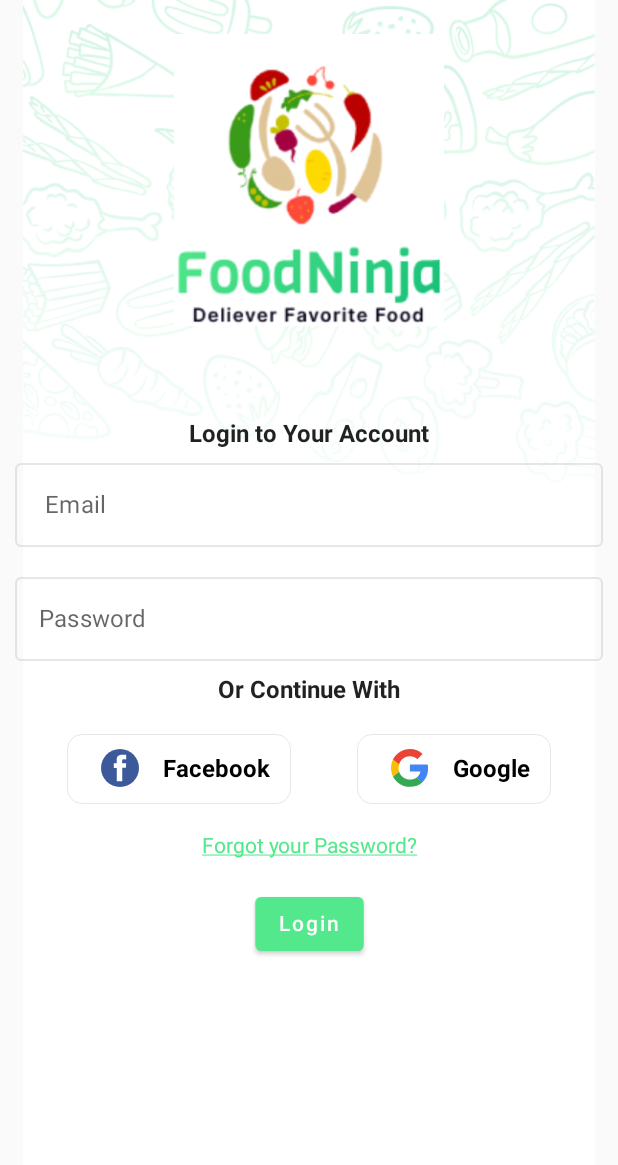
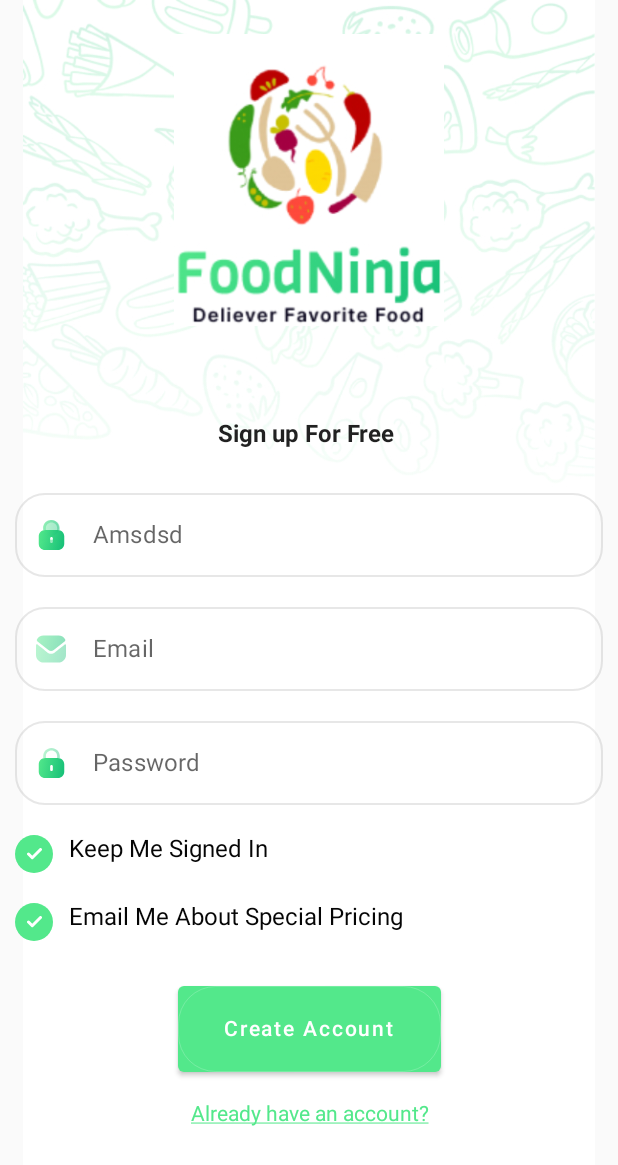
Before and after one commit to Aslmmon/Jetpack_compose_learning, an Android app built with Jetpack Compose: the screen it shows after launch (NinjaApp before the commit, SignUpActivity after it), after a tap on "Login", on a phone screen of 412 x 824 dp. Shown: the top 1165 px of the screen. Run offline under Robolectric (Android 15) with nearby library versions, the phone set to English and light mode, and no system bars.

Commit message:
added signupScreenImplementation for UI

```diff
--- a/app/src/main/java/com/example/playingwithcompose/foodNinjaApp/components/AppButton.kt
+++ b/app/src/main/java/com/example/playingwithcompose/foodNinjaApp/components/AppButton.kt
@@ -3,6 +3,7 @@ package com.example.playingwithcompose.foodNinjaApp.components
 import androidx.compose.foundation.BorderStroke
 import androidx.compose.foundation.border
 import androidx.compose.foundation.layout.padding
+import androidx.compose.foundation.layout.size
 import androidx.compose.foundation.shape.RoundedCornerShape
 import androidx.compose.material.Button
 import androidx.compose.material.ButtonDefaults
@@ -20,19 +21,20 @@ import com.example.playingwithcompose.ui.theme.AppColorWhite
 @Composable
 fun AppButton(
     modifier: Modifier = Modifier,
-    text: String,
+    text: String="",
     backgroundColor: Color = AppColorPrimary,
     textColor: Color = AppColorWhite,
-    onButtonClick: () -> Unit,
+    onButtonClick: () -> Unit={},
 ) {
     Button(
         onClick = onButtonClick,
         colors = ButtonDefaults.buttonColors(backgroundColor = backgroundColor),
         modifier = modifier
-            .padding(top = 20.dp)
+            .padding(top = 20.dp).
+            size(height = 57.dp, width = 175.dp)
             .border(
                 border = BorderStroke(0.5.dp, color = Color.White.copy(alpha = 0.2f)),
-                shape = RoundedCornerShape(10.dp)
+                shape = RoundedCornerShape(25.dp)
             )
     )
 
--- a/app/src/main/java/com/example/playingwithcompose/foodNinjaApp/components/AppEditText.kt
+++ b/app/src/main/java/com/example/playingwithcompose/foodNinjaApp/components/AppEditText.kt
@@ -1,7 +1,10 @@
 package com.example.playingwithcompose.foodNinjaApp.components
 
+import androidx.compose.foundation.layout.Row
+import androidx.compose.foundation.layout.Spacer
 import androidx.compose.foundation.layout.fillMaxWidth
 import androidx.compose.foundation.layout.padding
+import androidx.compose.foundation.shape.RoundedCornerShape
 import androidx.compose.material.OutlinedTextField
 import androidx.compose.material.Text
 import androidx.compose.material.TextFieldDefaults
@@ -11,16 +14,24 @@ import androidx.compose.runtime.mutableStateOf
 import androidx.compose.runtime.remember
 import androidx.compose.ui.Modifier
 import androidx.compose.ui.graphics.Color
+import androidx.compose.ui.tooling.preview.Preview
 import androidx.compose.ui.unit.dp
+import com.example.playingwithcompose.R
 
+@Preview(name = "EditText")
 @Composable
- fun AppEditText(hintEditText: String): String {
+fun AppEditText(
+    hintEditText: String = "test",
+    leadingIcon: @Composable (() -> Unit)? = null
+): String {
     val value by remember { mutableStateOf("") }
+    Row {
         OutlinedTextField(
             value = value,
             onValueChange = {
 
             },
+            shape= RoundedCornerShape(20.dp),
             modifier = Modifier
                 .fillMaxWidth()
                 .padding(10.dp),
@@ -30,8 +41,11 @@ import androidx.compose.ui.unit.dp
             ),
             placeholder = { Text(text = hintEditText) },
             maxLines = 1,
+            leadingIcon = leadingIcon,
+
             singleLine = true
         )
+    }
 
     return value
 }
--- /dev/null
+++ b/app/src/main/java/com/example/playingwithcompose/foodNinjaApp/components/AppImageLoaders.kt
@@ -0,0 +1,11 @@
+package com.example.playingwithcompose.foodNinjaApp.components
+
+import androidx.compose.foundation.Image
+import androidx.compose.runtime.Composable
+import androidx.compose.ui.graphics.vector.ImageVector
+import androidx.compose.ui.res.vectorResource
+
+@Composable
+fun AppImageLoaderSVG(resource:Int){
+    return Image(imageVector = ImageVector.vectorResource(id = resource), contentDescription ="" )
+}
--- a/app/src/main/java/com/example/playingwithcompose/foodNinjaApp/components/AppTextFields.kt
+++ b/app/src/main/java/com/example/playingwithcompose/foodNinjaApp/components/AppTextFields.kt
@@ -1,12 +1,75 @@
 package com.example.playingwithcompose.foodNinjaApp.components
 
+import androidx.compose.foundation.background
+import androidx.compose.foundation.clickable
+import androidx.compose.foundation.layout.*
+import androidx.compose.foundation.shape.CircleShape
 import androidx.compose.material.Text
 import androidx.compose.runtime.Composable
+import androidx.compose.ui.Alignment
 import androidx.compose.ui.Modifier
+import androidx.compose.ui.draw.clip
+import androidx.compose.ui.graphics.Color
+import androidx.compose.ui.text.TextStyle
 import androidx.compose.ui.text.font.FontWeight
+import androidx.compose.ui.text.style.TextAlign
+import androidx.compose.ui.text.style.TextDecoration
+import androidx.compose.ui.tooling.preview.Preview
+import androidx.compose.ui.unit.dp
+import com.example.playingwithcompose.R
+import com.example.playingwithcompose.ui.theme.AppColorBlack
+import com.example.playingwithcompose.ui.theme.AppColorPrimary
+import com.example.playingwithcompose.ui.theme.AppColorWhite
 
 
 @Composable
-fun AppBoldedTextField(modifier: Modifier=Modifier,text:String){
+fun AppBoldedTextField(modifier: Modifier = Modifier, text: String) {
     return Text(text = text, fontWeight = FontWeight.Bold, modifier = modifier)
 }
+
+@Preview
+@Composable
+fun AppTextWithIcon(
+    modifier: Modifier = Modifier,
+    title: String = "",
+    textColor: Color = AppColorBlack
+) {
+    return Row(
+        horizontalArrangement = Arrangement.Start,
+        modifier = modifier
+            .fillMaxWidth()
+            .padding(10.dp)
+    ) {
+        Box(
+            modifier = Modifier
+                .size(25.dp, 25.dp)
+                .clip(CircleShape)
+                .background(AppColorPrimary), contentAlignment = Alignment.Center
+        ) {
+            AppImageLoaderSVG(R.drawable.right_icon)
+        }
+        Spacer(modifier = modifier.padding(horizontal = 5.dp))
+        Text(text = title, textAlign = TextAlign.Center, color = textColor)
+    }
+}
+
+@Composable
+fun AppTextUnderlined(
+    text: String,
+    textColor: Color = AppColorPrimary,
+    onTextClicked: () -> Unit = {},
+    modifier: Modifier = Modifier
+) {
+    Text(
+        text = text,
+        textAlign = TextAlign.Center,
+        color = textColor,
+        style = TextStyle(textDecoration = TextDecoration.Underline),
+        modifier = modifier
+            .padding(top = 20.dp)
+            .clickable {
+                onTextClicked.invoke()
+            },
+
+        )
+}
--- a/app/src/main/java/com/example/playingwithcompose/foodNinjaApp/extension/ActivityExt.kt
+++ b/app/src/main/java/com/example/playingwithcompose/foodNinjaApp/extension/ActivityExt.kt
@@ -1,7 +1,10 @@
 package com.example.playingwithcompose.foodNinjaApp.extension
 
 import android.app.Activity
+import android.content.Context
 import android.view.WindowManager
+import androidx.compose.runtime.Composable
+import androidx.compose.ui.platform.LocalContext
 import androidx.core.view.WindowCompat
 
 fun Activity.removeTopBar(){
@@ -11,3 +14,8 @@ fun Activity.removeTopBar(){
         WindowManager.LayoutParams.FLAG_LAYOUT_NO_LIMITS
     )
 }
+
+@Composable
+fun Composable.getComposableContext(): Context {
+    return LocalContext.current
+}
--- a/app/src/main/java/com/example/playingwithcompose/foodNinjaApp/feature/auth/login/LoginScreen.kt
+++ b/app/src/main/java/com/example/playingwithcompose/foodNinjaApp/feature/auth/login/LoginScreen.kt
@@ -1,27 +1,31 @@
 package com.example.playingwithcompose.foodNinjaApp.feature.auth.login
 
+import android.app.Activity
+import android.content.Context
+import android.content.Intent
 import android.util.Log
 import androidx.compose.foundation.layout.*
 import androidx.compose.material.Text
 import androidx.compose.runtime.Composable
 import androidx.compose.ui.Modifier
+import androidx.compose.ui.platform.LocalContext
 import androidx.compose.ui.text.TextStyle
 import androidx.compose.ui.text.style.TextAlign
 import androidx.compose.ui.text.style.TextDecoration
 import androidx.compose.ui.tooling.preview.Preview
 import androidx.compose.ui.unit.dp
 import com.example.playingwithcompose.R
-import com.example.playingwithcompose.foodNinjaApp.components.AppBoldedTextField
-import com.example.playingwithcompose.foodNinjaApp.components.AppButton
-import com.example.playingwithcompose.foodNinjaApp.components.AppEditText
-import com.example.playingwithcompose.foodNinjaApp.components.socialMediaButtons
+import com.example.playingwithcompose.foodNinjaApp.components.*
+import com.example.playingwithcompose.foodNinjaApp.feature.auth.signUp.SignUpActivity
 import com.example.playingwithcompose.ui.theme.AppColorPrimary
 
 
 @Preview("loginContent")
 @Composable
- fun ShowLoginPageContent() {
-    AppBoldedTextField(text = "Login to Your Account", modifier = Modifier.padding(top = 60.dp))
+fun ShowLoginPageContent() {
+    val context = LocalContext.current
+
+    AppBoldedTextField(text = "Login to Your Account", modifier = Modifier.padding(top = 30.dp))
     AppEditText(" Email")
     AppEditText("Password")
     AppBoldedTextField(text = "Or Continue With")
@@ -35,16 +39,18 @@ import com.example.playingwithcompose.ui.theme.AppColorPrimary
         socialMediaButtons(R.drawable.google_icons, "Google")
 
     }
-    Text(
-        text = "Forgot your Password?",
-        textAlign = TextAlign.Center,
-        color = AppColorPrimary,
-        style = TextStyle(textDecoration = TextDecoration.Underline),
-        modifier = Modifier.padding(top = 20.dp),
-    )
+    AppTextUnderlined(text = "Forgot your Password?", onTextClicked = {
+        /**
+         * navigate to Forget Password
+         */
+    })
 
     AppButton(text = "Login", onButtonClick = {
         Log.e("click", "eror,click")
+        with(context) {
+            startActivity(Intent(this, SignUpActivity::class.java))
+            (this as Activity).finish()
+        }
     })
 
 
--- /dev/null
+++ b/app/src/main/java/com/example/playingwithcompose/foodNinjaApp/feature/auth/signUp/SignUpActivity.kt
@@ -0,0 +1,75 @@
+package com.example.playingwithcompose.foodNinjaApp.feature.auth.signUp
+
+import android.os.Bundle
+import androidx.activity.ComponentActivity
+import androidx.activity.compose.setContent
+import androidx.compose.foundation.layout.fillMaxWidth
+import androidx.compose.foundation.layout.padding
+import androidx.compose.runtime.Composable
+import androidx.compose.ui.Modifier
+import androidx.compose.ui.tooling.preview.Preview
+import androidx.compose.ui.unit.dp
+import com.example.playingwithcompose.R
+import com.example.playingwithcompose.foodNinjaApp.components.*
+import com.example.playingwithcompose.foodNinjaApp.extension.removeTopBar
+import com.example.playingwithcompose.ui.theme.PlayingWithComposeTheme
+
+class SignUpActivity : ComponentActivity() {
+    override fun onCreate(savedInstanceState: Bundle?) {
+        super.onCreate(savedInstanceState)
+        removeTopBar()
+        setContent {
+            PlayingWithComposeTheme() {
+                ShowAppLayoutWithLogo {
+                    AppBoldedTextField(text = "Sign up For Free ",
+                        modifier = Modifier.padding(top = 60.dp, bottom = 20.dp))
+
+                    AppEditText(hintEditText = "Amsdsd", leadingIcon = {                AppImageLoaderSVG(resource = R.drawable.lock)
+                        AppImageLoaderSVG(resource = R.drawable.profile)
+                    })
+                    AppEditText(hintEditText = "Email", leadingIcon = {
+                        AppImageLoaderSVG(resource = R.drawable.message)
+                    })
+                    AppEditText(hintEditText = "Password", leadingIcon = {
+                        AppImageLoaderSVG(resource = R.drawable.lock)
+                    })
+                    AppTextWithIcon(title="Keep Me Signed In")
+                    AppTextWithIcon(title="Email Me About Special Pricing")
+                    AppButton(text = "Create Account", onButtonClick = {
+
+                    })
+                    AppTextUnderlined("Already have an account?", onTextClicked = {
+
+                    })                }
+            }
+
+        }
+    }
+}
+
+@Preview(name = "SignUpScreen")
+@Composable
+fun ShowSignUp() {
+    ShowAppLayoutWithLogo {
+        AppBoldedTextField(text = "Sign up For Free ",
+            modifier = Modifier.padding(top = 30.dp, bottom = 20.dp))
+
+        AppEditText(hintEditText = "Amsdsd", leadingIcon = {                AppImageLoaderSVG(resource = R.drawable.lock)
+            AppImageLoaderSVG(resource = R.drawable.profile)
+        })
+        AppEditText(hintEditText = "Email", leadingIcon = {
+            AppImageLoaderSVG(resource = R.drawable.message)
+        })
+        AppEditText(hintEditText = "Password", leadingIcon = {
+            AppImageLoaderSVG(resource = R.drawable.lock)
+        })
+        AppTextWithIcon(title="Keep Me Signed In")
+        AppTextWithIcon(title="Email Me About Special Pricing")
+        AppButton(text = "Create Account", onButtonClick = {
+
+        })
+        AppTextUnderlined("Already have an account?", onTextClicked = {
+
+        })
+    }
+}
--- a/app/src/main/java/com/example/playingwithcompose/ui/theme/Color.kt
+++ b/app/src/main/java/com/example/playingwithcompose/ui/theme/Color.kt
@@ -8,3 +8,4 @@ val Purple700 = Color(0xFF3700B3)
 val Teal200 = Color(0xFF03DAC5)
 val AppColorPrimary = Color(0xFF53E88B)
 val AppColorWhite = Color(0xFFFFFFFF)
+val AppColorBlack = Color(0xFF050505)
--- /dev/null
+++ b/app/src/main/res/drawable/lock.xml
@@ -0,0 +1,38 @@
+<vector xmlns:android="http://schemas.android.com/apk/res/android"
+    xmlns:aapt="http://schemas.android.com/aapt"
+    android:width="18dp"
+    android:height="20dp"
+    android:viewportWidth="18"
+    android:viewportHeight="20">
+  <path
+      android:pathData="M4.769,6.714H13.231C15.589,6.714 17.5,8.583 17.5,10.889V15.825C17.5,18.131 15.589,20 13.231,20H4.769C2.411,20 0.5,18.131 0.5,15.825V10.889C0.5,8.583 2.411,6.714 4.769,6.714ZM8.995,15.329C9.493,15.329 9.889,14.942 9.889,14.455V12.249C9.889,11.772 9.493,11.384 8.995,11.384C8.507,11.384 8.111,11.772 8.111,12.249V14.455C8.111,14.942 8.507,15.329 8.995,15.329Z"
+      android:fillType="evenOdd">
+    <aapt:attr name="android:fillColor">
+      <gradient
+          android:startX="0.5"
+          android:startY="5.898"
+          android:endX="19.836"
+          android:endY="9.731"
+          android:type="linear">
+        <item android:offset="0" android:color="#FF53E88B"/>
+        <item android:offset="1" android:color="#FF15BE77"/>
+      </gradient>
+    </aapt:attr>
+  </path>
+  <path
+      android:pathData="M14.523,5.396V6.867C14.167,6.767 13.791,6.718 13.405,6.718H12.745V5.396C12.745,3.379 11.068,1.739 9.005,1.739C6.943,1.739 5.266,3.369 5.256,5.376V6.718H4.605C4.209,6.718 3.833,6.767 3.478,6.877V5.396C3.488,2.415 5.957,0 8.985,0C12.054,0 14.523,2.415 14.523,5.396Z"
+      android:strokeAlpha="0.4"
+      android:fillAlpha="0.4">
+    <aapt:attr name="android:fillColor">
+      <gradient
+          android:startX="3.478"
+          android:startY="-0.422"
+          android:endX="15.773"
+          android:endY="2.638"
+          android:type="linear">
+        <item android:offset="0" android:color="#FF53E88B"/>
+        <item android:offset="1" android:color="#FF15BE77"/>
+      </gradient>
+    </aapt:attr>
+  </path>
+</vector>
--- /dev/null
+++ b/app/src/main/res/drawable/message.xml
@@ -0,0 +1,39 @@
+<vector xmlns:android="http://schemas.android.com/apk/res/android"
+    xmlns:aapt="http://schemas.android.com/aapt"
+    android:width="24dp"
+    android:height="24dp"
+    android:viewportWidth="24"
+    android:viewportHeight="24">
+  <path
+      android:pathData="M22,15.94C22,18.73 19.76,20.99 16.97,21H16.96H7.05C4.27,21 2,18.75 2,15.96V15.95C2,15.95 2.006,11.524 2.014,9.298C2.015,8.88 2.495,8.646 2.822,8.906C5.198,10.791 9.447,14.228 9.5,14.273C10.21,14.842 11.11,15.163 12.03,15.163C12.95,15.163 13.85,14.842 14.56,14.262C14.613,14.227 18.767,10.893 21.179,8.977C21.507,8.716 21.989,8.95 21.99,9.367C22,11.576 22,15.94 22,15.94Z"
+      android:strokeAlpha="0.4"
+      android:fillAlpha="0.4">
+    <aapt:attr name="android:fillColor">
+      <gradient
+          android:startX="2"
+          android:startY="8.048"
+          android:endX="24.21"
+          android:endY="13.688"
+          android:type="linear">
+        <item android:offset="0" android:color="#FF53E88B"/>
+        <item android:offset="1" android:color="#FF15BE77"/>
+      </gradient>
+    </aapt:attr>
+  </path>
+  <path
+      android:pathData="M21.476,5.674C20.61,4.042 18.906,3 17.03,3H7.05C5.174,3 3.47,4.042 2.604,5.674C2.41,6.039 2.502,6.494 2.825,6.752L10.25,12.691C10.77,13.111 11.4,13.32 12.03,13.32C12.034,13.32 12.037,13.32 12.04,13.32C12.043,13.32 12.047,13.32 12.05,13.32C12.68,13.32 13.31,13.111 13.83,12.691L21.255,6.752C21.578,6.494 21.67,6.039 21.476,5.674Z"
+      android:strokeAlpha="0.5"
+      android:fillAlpha="0.5">
+    <aapt:attr name="android:fillColor">
+      <gradient
+          android:startX="2.503"
+          android:startY="2.366"
+          android:endX="23.342"
+          android:endY="8.333"
+          android:type="linear">
+        <item android:offset="0" android:color="#FF53E88B"/>
+        <item android:offset="1" android:color="#FF15BE77"/>
+      </gradient>
+    </aapt:attr>
+  </path>
+</vector>
--- /dev/null
+++ b/app/src/main/res/drawable/profile.xml
@@ -0,0 +1,39 @@
+<vector xmlns:android="http://schemas.android.com/apk/res/android"
+    xmlns:aapt="http://schemas.android.com/aapt"
+    android:width="24dp"
+    android:height="24dp"
+    android:viewportWidth="24"
+    android:viewportHeight="24">
+  <path
+      android:pathData="M11.997,15.175C7.684,15.175 4,15.855 4,18.575C4,21.296 7.661,22 11.997,22C16.31,22 19.994,21.321 19.994,18.6C19.994,15.879 16.334,15.175 11.997,15.175Z"
+      android:strokeAlpha="0.5"
+      android:fillAlpha="0.5">
+    <aapt:attr name="android:fillColor">
+      <gradient
+          android:startX="4"
+          android:startY="14.755"
+          android:endX="20.705"
+          android:endY="20.821"
+          android:type="linear">
+        <item android:offset="0" android:color="#FF53E88B"/>
+        <item android:offset="1" android:color="#FF15BE77"/>
+      </gradient>
+    </aapt:attr>
+  </path>
+  <path
+      android:pathData="M11.997,12.584C14.935,12.584 17.289,10.229 17.289,7.292C17.289,4.355 14.935,2 11.997,2C9.06,2 6.705,4.355 6.705,7.292C6.705,10.229 9.06,12.584 11.997,12.584Z"
+      android:strokeAlpha="0.4"
+      android:fillAlpha="0.4">
+    <aapt:attr name="android:fillColor">
+      <gradient
+          android:startX="6.705"
+          android:startY="1.35"
+          android:endX="18.923"
+          android:endY="3.243"
+          android:type="linear">
+        <item android:offset="0" android:color="#FF53E88B"/>
+        <item android:offset="1" android:color="#FF15BE77"/>
+      </gradient>
+    </aapt:attr>
+  </path>
+</vector>
--- /dev/null
+++ b/app/src/main/res/drawable/right_icon.xml
@@ -0,0 +1,13 @@
+<vector xmlns:android="http://schemas.android.com/apk/res/android"
+    android:width="10dp"
+    android:height="8dp"
+    android:viewportWidth="10"
+    android:viewportHeight="8">
+  <path
+      android:pathData="M9,1L3.5,6.5L1,4"
+      android:strokeLineJoin="round"
+      android:strokeWidth="2"
+      android:fillColor="#00000000"
+      android:strokeColor="#ffffff"
+      android:strokeLineCap="round"/>
+</vector>
```
Also changed, not shown: app/build.gradle (+8 -6 lines), app/src/main/AndroidManifest.xml (+10 -1 lines), app/src/main/res/drawable/check_list_icon.xml (added, +33 -0 lines), app/src/main/res/drawable/rectangle_562.xml (added, +16 -0 lines), build.gradle (+5 -2 lines). Lines whose indentation alone changed are shown as unchanged.
